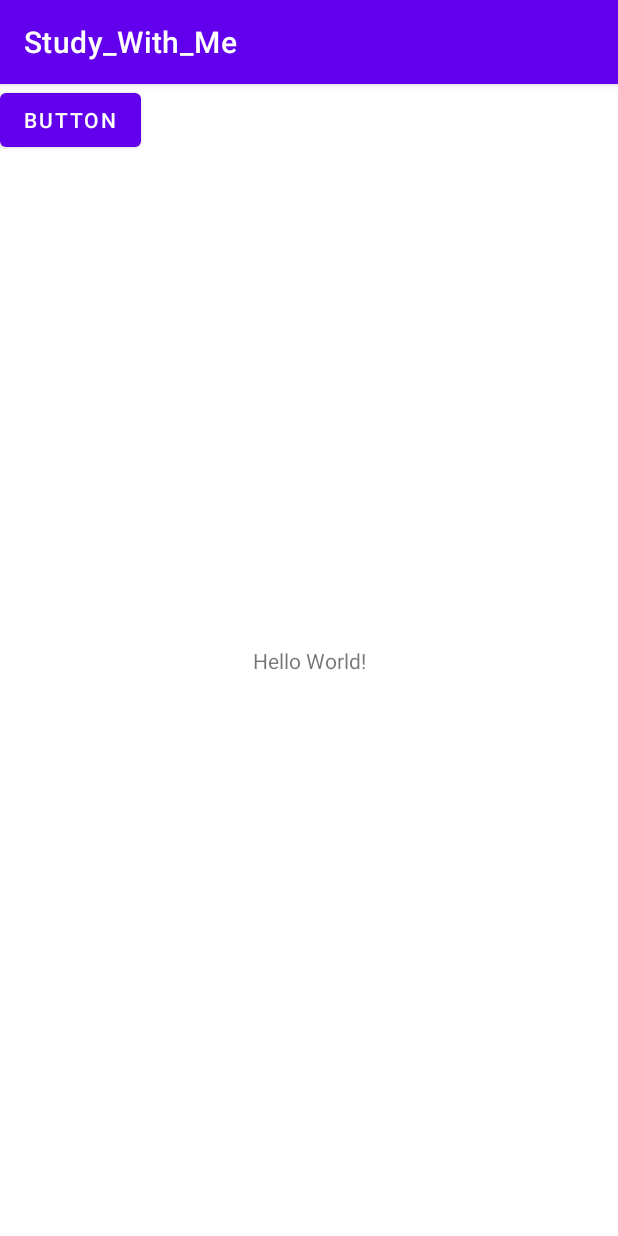
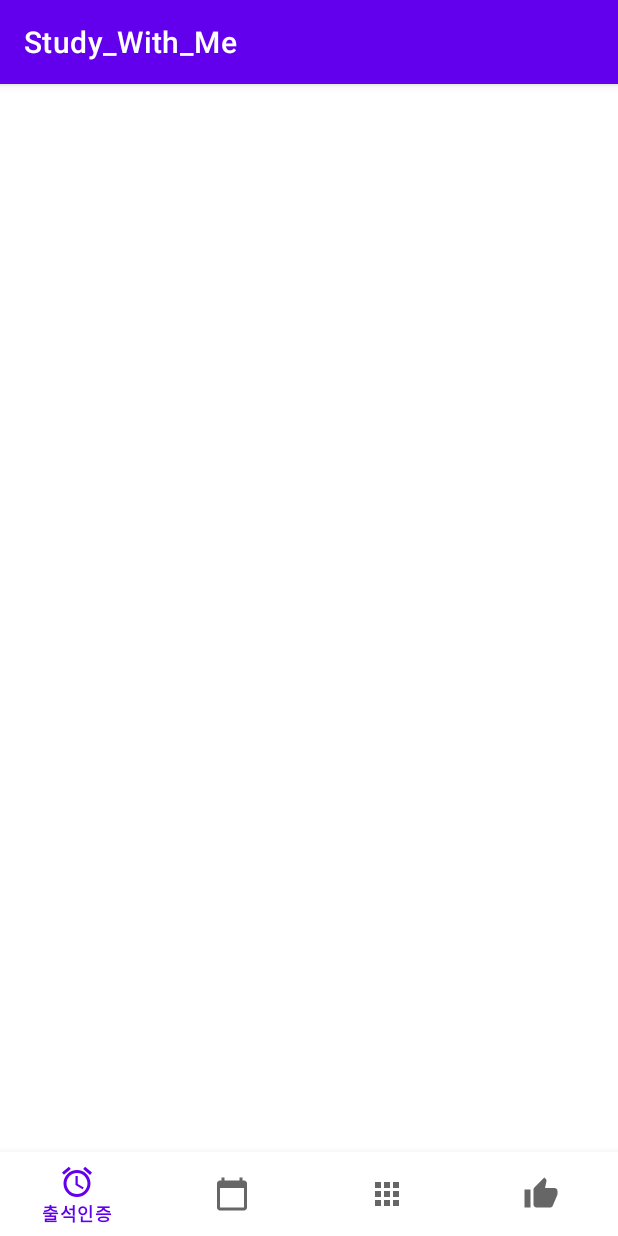
Before and after one commit to eunseo-kim/Do-it, an Android app: the screen it shows after launch (MainActivity), on a phone screen of 412 x 824 dp. Run offline under Robolectric (Android 15) with nearby library versions, the phone set to English and light mode, and no system bars.

Commit message:
add bottom navigation bar

```diff
--- a/app/src/main/res/layout/activity_main.xml
+++ b/app/src/main/res/layout/activity_main.xml
@@ -4,24 +4,21 @@
     xmlns:tools="http://schemas.android.com/tools"
     android:layout_width="match_parent"
     android:layout_height="match_parent"
-    tools:context=".MainActivity">
+    tools:context=".activity.MainActivity">
 
-    <TextView
-        android:layout_width="wrap_content"
+    <FrameLayout
+        android:id="@+id/frame_layout"
+        android:layout_width="match_parent"
+        android:layout_height="match_parent"
+        android:layout_marginBottom="?attr/actionBarSize"/>
+
+    <com.google.android.material.bottomnavigation.BottomNavigationView
+        android:id="@+id/bottomNavigationView"
+        android:layout_width="match_parent"
         android:layout_height="wrap_content"
-        android:text="Hello World!"
+        app:layout_constraintStart_toStartOf="parent"
         app:layout_constraintBottom_toBottomOf="parent"
-        app:layout_constraintLeft_toLeftOf="parent"
-        app:layout_constraintRight_toRightOf="parent"
-        app:layout_constraintTop_toTopOf="parent" />
-
-    <Button
-        android:id="@+id/button"
-        android:layout_width="wrap_content"
-        android:layout_height="wrap_content"
-        android:text="Button"
-        tools:layout_editor_absoluteX="158dp"
-        tools:layout_editor_absoluteY="169dp"
-        tools:ignore="MissingConstraints" />
-
+        app:menu="@menu/bottom_navigation_menu"
+        app:itemBackground="@android:color/white"
+        />
 </androidx.constraintlayout.widget.ConstraintLayout>
--- /dev/null
+++ b/app/src/main/res/layout/fragment_menu_evaluate_member.xml
@@ -0,0 +1,6 @@
+<?xml version="1.0" encoding="utf-8"?>
+<androidx.constraintlayout.widget.ConstraintLayout xmlns:android="http://schemas.android.com/apk/res/android"
+    android:layout_width="match_parent"
+    android:layout_height="match_parent">
+
+</androidx.constraintlayout.widget.ConstraintLayout>
--- a/app/src/main/res/menu/bottom_navigation_menu.xml
+++ b/app/src/main/res/menu/bottom_navigation_menu.xml
@@ -1,25 +1,25 @@
 <menu xmlns:android="http://schemas.android.com/apk/res/android" >
 
     <item
-        android:id="@+id/authAttendance"
+        android:id="@+id/navAuthAttendance"
         android:enabled="true"
         android:icon="@drawable/alarm_icon"
         android:title="출석인증"/>
 
     <item
-        android:id="@+id/manageSchedule"
+        android:id="@+id/navManageSchedule"
         android:enabled="true"
         android:icon="@drawable/calendar_icon"
         android:title="일정관리"/>
 
     <item
-        android:id="@+id/bullet"
+        android:id="@+id/navBullet"
         android:enabled="true"
         android:icon="@drawable/bullet_icon"
         android:title="게시판"/>
 
     <item
-        android:id="@+id/evaluateMember"
+        android:id="@+id/navEvaluateMember"
         android:enabled="true"
         android:icon="@drawable/thumb_up_icon"
         android:title="팀원평가"/>
```
Also changed, not shown: app/src/main/java/com/example/study_with_me/MenuBulletFragment.java (added, +49 -0 lines), app/src/main/java/com/example/study_with_me/activity/MainActivity.java (added, +51 -0 lines), app/src/main/res/layout/fragment_menu_bullet.xml (added, +10 -0 lines).
